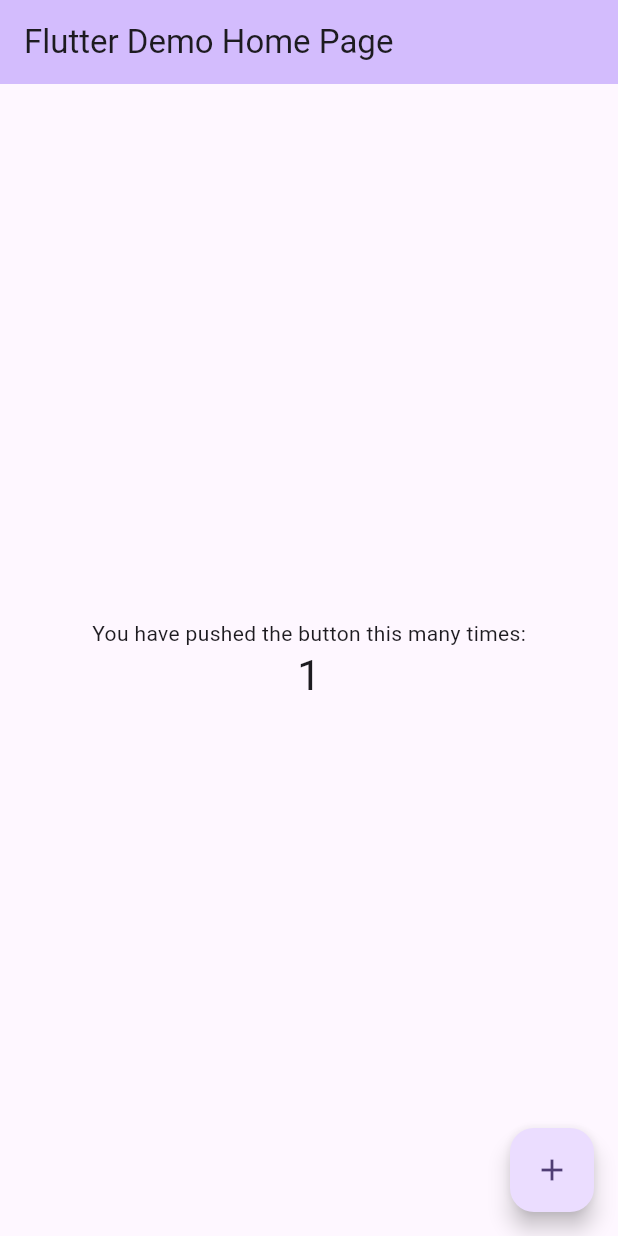
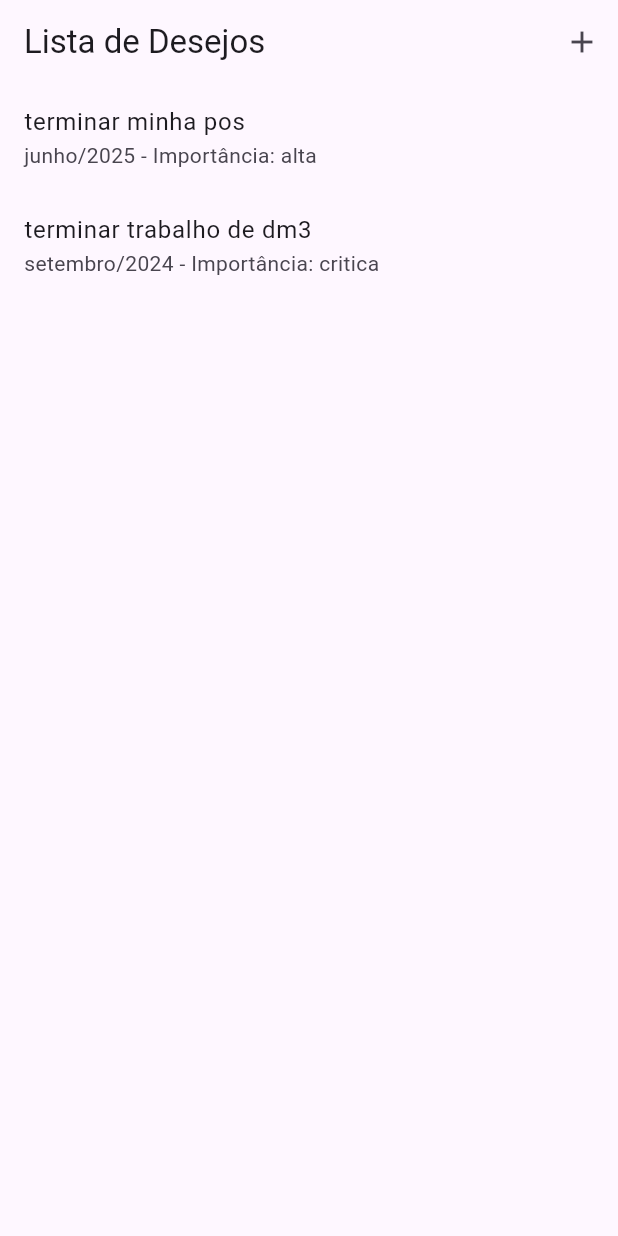
Before and after one commit to alinegtcl/flutter-wish-list, a Flutter app: the screen it shows after launch, after a tap on the "add" icon, on a phone screen of 412 x 824 dp. Run offline on Flutter 3.47's test engine with Material 3 defaults, Android fonts, the phone set to English and light mode, and no system bars; our stand-ins replace sqflite; accounts and stored records are empty.

Commit message:
feat: create main screen layout to list wishes

```diff
--- a/lib/main.dart
+++ b/lib/main.dart
@@ -1,125 +1,67 @@
 import 'package:flutter/material.dart';
+import 'package:wish_list/wish.dart';
 
 void main() {
-  runApp(const MyApp());
+  runApp(MyApp());
 }
 
 class MyApp extends StatelessWidget {
-  const MyApp({super.key});
-
-  // This widget is the root of your application.
   @override
   Widget build(BuildContext context) {
     return MaterialApp(
-      title: 'Flutter Demo',
+      title: 'Lista de Desejos',
       theme: ThemeData(
-        // This is the theme of your application.
-        //
-        // TRY THIS: Try running your application with "flutter run". You'll see
-        // the application has a purple toolbar. Then, without quitting the app,
-        // try changing the seedColor in the colorScheme below to Colors.green
-        // and then invoke "hot reload" (save your changes or press the "hot
-        // reload" button in a Flutter-supported IDE, or press "r" if you used
-        // the command line to start the app).
-        //
-        // Notice that the counter didn't reset back to zero; the application
-        // state is not lost during the reload. To reset the state, use hot
-        // restart instead.
-        //
-        // This works for code too, not just values: Most code changes can be
-        // tested with just a hot reload.
-        colorScheme: ColorScheme.fromSeed(seedColor: Colors.deepPurple),
-        useMaterial3: true,
+        primarySwatch: Colors.blue,
       ),
-      home: const MyHomePage(title: 'Flutter Demo Home Page'),
+      home: WishListScreen(),
     );
   }
 }
 
-class MyHomePage extends StatefulWidget {
-  const MyHomePage({super.key, required this.title});
-
-  // This widget is the home page of your application. It is stateful, meaning
-  // that it has a State object (defined below) that contains fields that affect
-  // how it looks.
-
-  // This class is the configuration for the state. It holds the values (in this
-  // case the title) provided by the parent (in this case the App widget) and
-  // used by the build method of the State. Fields in a Widget subclass are
-  // always marked "final".
-
-  final String title;
+class WishListScreen extends StatefulWidget {
+  const WishListScreen({super.key});
 
   @override
-  State<MyHomePage> createState() => _MyHomePageState();
+  _WishListScreenState createState() => _WishListScreenState();
 }
 
-class _MyHomePageState extends State<MyHomePage> {
-  int _counter = 0;
-
-  void _incrementCounter() {
-    setState(() {
-      // This call to setState tells the Flutter framework that something has
-      // changed in this State, which causes it to rerun the build method below
-      // so that the display can reflect the updated values. If we changed
-      // _counter without calling setState(), then the build method would not be
-      // called again, and so nothing would appear to happen.
-      _counter++;
-    });
-  }
+class _WishListScreenState extends State<WishListScreen> {
+  List<Wish> wishList = [
+    Wish(title: "terminar minha pos",
+        date: "junho/2025",
+        importance: "alta"),
+    Wish(title: "terminar trabalho de dm3",
+        date: "setembro/2024",
+        importance: "critica")
+  ];
 
   @override
   Widget build(BuildContext context) {
-    // This method is rerun every time setState is called, for instance as done
-    // by the _incrementCounter method above.
-    //
-    // The Flutter framework has been optimized to make rerunning build methods
-    // fast, so that you can just rebuild anything that needs updating rather
-    // than having to individually change instances of widgets.
     return Scaffold(
       appBar: AppBar(
-        // TRY THIS: Try changing the color here to a specific color (to
-        // Colors.amber, perhaps?) and trigger a hot reload to see the AppBar
-        // change color while the other colors stay the same.
-        backgroundColor: Theme.of(context).colorScheme.inversePrimary,
-        // Here we take the value from the MyHomePage object that was created by
-        // the App.build method, and use it to set our appbar title.
-        title: Text(widget.title),
+        title: Text('Lista de Desejos'),
+        actions: [
+          IconButton(
+            icon: Icon(Icons.add),
+            onPressed: () {
+              // Navegar para adição
+            },
+          ),
+        ],
       ),
-      body: Center(
-        // Center is a layout widget. It takes a single child and positions it
-        // in the middle of the parent.
-        child: Column(
-          // Column is also a layout widget. It takes a list of children and
-          // arranges them vertically. By default, it sizes itself to fit its
-          // children horizontally, and tries to be as tall as its parent.
-          //
-          // Column has various properties to control how it sizes itself and
-          // how it positions its children. Here we use mainAxisAlignment to
-          // center the children vertically; the main axis here is the vertical
-          // axis because Columns are vertical (the cross axis would be
-          // horizontal).
-          //
-          // TRY THIS: Invoke "debug painting" (choose the "Toggle Debug Paint"
-          // action in the IDE, or press "p" in the console), to see the
-          // wireframe for each widget.
-          mainAxisAlignment: MainAxisAlignment.center,
-          children: <Widget>[
-            const Text(
-              'You have pushed the button this many times:',
-            ),
-            Text(
-              '$_counter',
-              style: Theme.of(context).textTheme.headlineMedium,
-            ),
-          ],
-        ),
+      body: ListView.builder(
+        itemCount: wishList.length,
+        itemBuilder: (context, index) {
+          final wish = wishList[index];
+          return ListTile(
+            title: Text(wish.title),
+            subtitle: Text('${wish.date} - Importância: ${wish.importance}'),
+            onTap: () {
+              // Navegar para detalhes ou exclusão
+            },
+          );
+        },
       ),
-      floatingActionButton: FloatingActionButton(
-        onPressed: _incrementCounter,
-        tooltip: 'Increment',
-        child: const Icon(Icons.add),
-      ), // This trailing comma makes auto-formatting nicer for build methods.
     );
   }
 }
```
Also changed, not shown: 1 other file.
